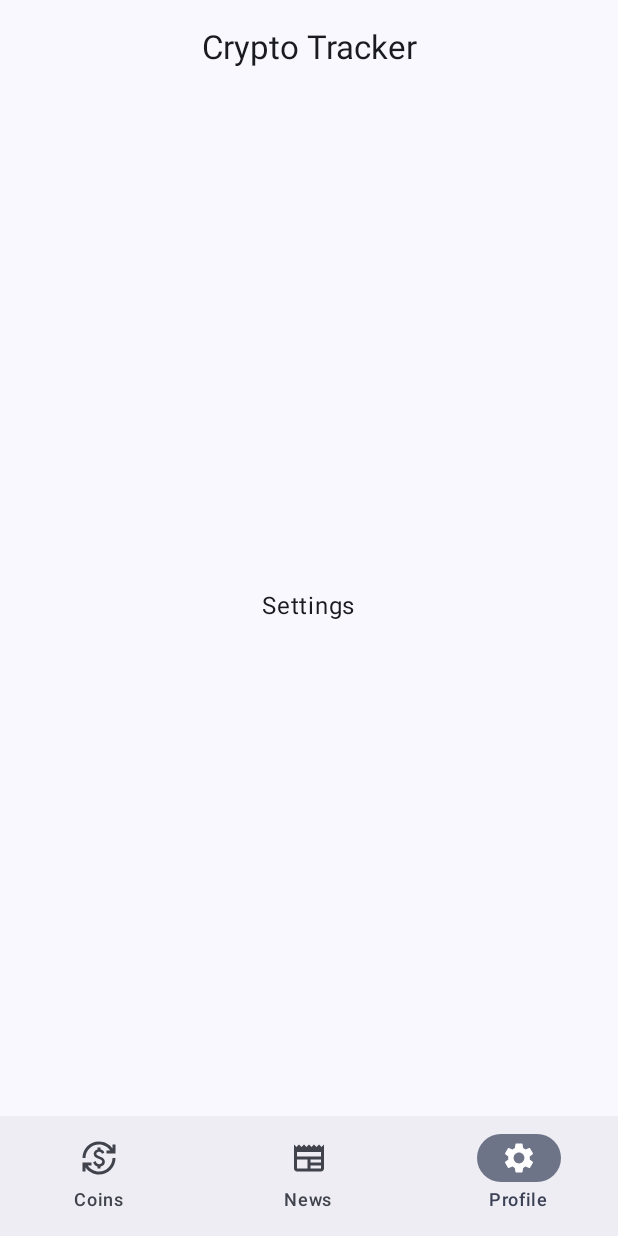
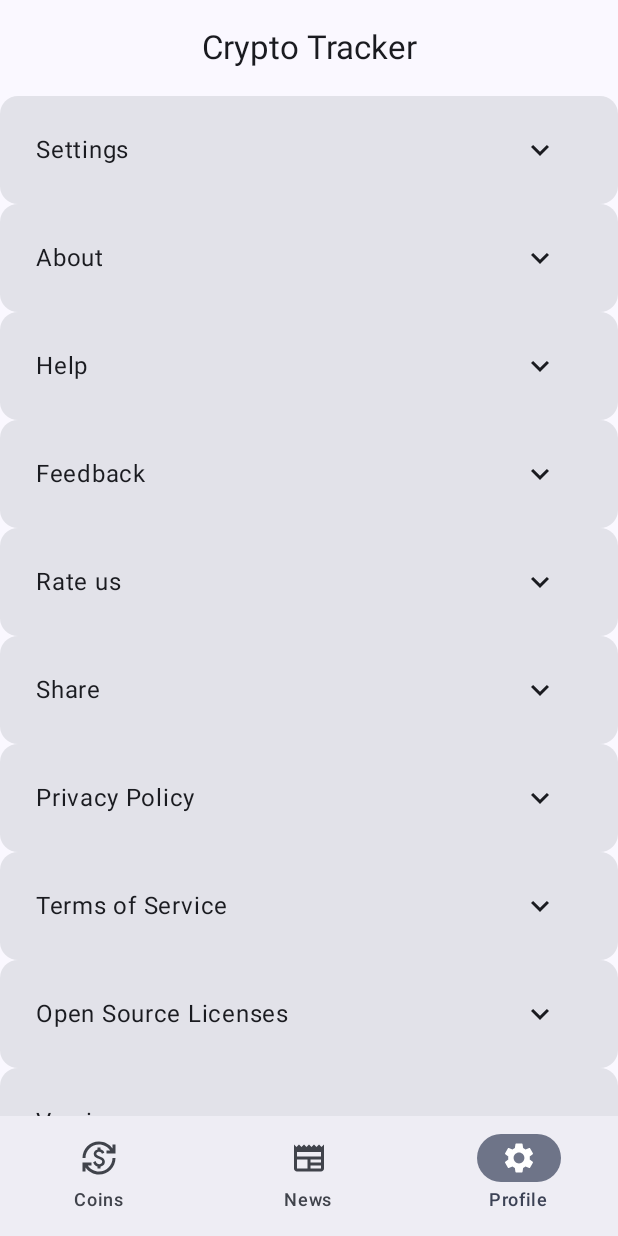
Before and after one commit to liyy0/CodeCompany_CryptoTracker, an Android app built with Jetpack Compose: the screen it shows after launch (MainActivity), item 3 of the bottom bar chosen, on a phone screen of 412 x 824 dp. Run offline under Robolectric (Android 15) with nearby library versions, the phone set to English and light mode, and no system bars; pictures from the network do not load; 2 statements that could not run were skipped.

Commit message:
Settings page updated, tried to update UI theme and coloring

```diff
--- a/app/src/main/java/com/example/codecompany_cryptotracker/presentation/MainActivity.kt
+++ b/app/src/main/java/com/example/codecompany_cryptotracker/presentation/MainActivity.kt
@@ -17,9 +17,11 @@ import androidx.compose.material.icons.outlined.Settings
 import androidx.compose.material3.CenterAlignedTopAppBar
 import androidx.compose.material3.ExperimentalMaterial3Api
 import androidx.compose.material3.Icon
+import androidx.compose.material3.MaterialTheme
 import androidx.compose.material3.NavigationBar
 import androidx.compose.material3.NavigationBarItem
 import androidx.compose.material3.Scaffold
+import androidx.compose.material3.Surface
 
 import androidx.compose.material3.Text
 import androidx.compose.material3.TopAppBarDefaults
@@ -61,6 +63,11 @@ class MainActivity : ComponentActivity() {
 
             CodeCompany_CryptoTrackerTheme {
                 BottomNavigation()
+                Surface ( color = MaterialTheme.colorScheme.background){
+
+                }
+
+
             }
 
 
--- a/app/src/main/java/com/example/codecompany_cryptotracker/presentation/SettingScreen.kt
+++ b/app/src/main/java/com/example/codecompany_cryptotracker/presentation/SettingScreen.kt
@@ -2,29 +2,169 @@ package com.example.codecompany_cryptotracker.presentation
 
 
 
+import android.util.Log
+import androidx.compose.animation.AnimatedVisibility
+import androidx.compose.animation.core.animateFloat
+import androidx.compose.animation.core.tween
+import androidx.compose.animation.core.updateTransition
+import androidx.compose.animation.expandVertically
+import androidx.compose.animation.shrinkVertically
+import androidx.compose.foundation.clickable
 import androidx.compose.foundation.layout.Arrangement
 import androidx.compose.foundation.layout.Box
 import androidx.compose.foundation.layout.Column
+import androidx.compose.foundation.layout.Row
+import androidx.compose.foundation.layout.Spacer
 import androidx.compose.foundation.layout.fillMaxSize
+import androidx.compose.foundation.layout.fillMaxWidth
+import androidx.compose.foundation.layout.height
+import androidx.compose.foundation.layout.padding
+import androidx.compose.foundation.layout.size
+import androidx.compose.foundation.layout.width
+import androidx.compose.foundation.lazy.LazyColumn
+import androidx.compose.foundation.lazy.items
+import androidx.compose.foundation.shape.RoundedCornerShape
+import androidx.compose.material.icons.Icons
+import androidx.compose.material.icons.filled.Favorite
+import androidx.compose.material.icons.filled.KeyboardArrowUp
+import androidx.compose.material3.Card
+import androidx.compose.material3.CardDefaults
+import androidx.compose.material3.Icon
+import androidx.compose.material3.ListItem
+import androidx.compose.material3.MaterialTheme
 import androidx.compose.material3.Text
 import androidx.compose.runtime.Composable
+import androidx.compose.runtime.getValue
+import androidx.compose.runtime.mutableStateOf
+import androidx.compose.runtime.remember
+import androidx.compose.runtime.setValue
 import androidx.compose.ui.Alignment
 import androidx.compose.ui.Modifier
+import androidx.compose.ui.draw.clip
+import androidx.compose.ui.draw.rotate
+import androidx.compose.ui.graphics.Color
+import androidx.compose.ui.layout.ContentScale
+import androidx.compose.ui.platform.LocalContext
+import androidx.compose.ui.text.style.TextAlign
 import androidx.compose.ui.tooling.preview.Preview
+import androidx.compose.ui.unit.dp
+import androidx.navigation.NavController
+import coil.compose.AsyncImage
+import com.example.codecompany_cryptotracker.domain.Asset
+import com.example.codecompany_cryptotracker.util.loadAssets
 
+
+data class Setting(val name: String, val contents: String, val id: Int)
 @Composable
 fun SettingScreen() {
-    Box(modifier = Modifier.fillMaxSize()){
-        Column(modifier = Modifier
-            .fillMaxSize()
-            .align(Alignment.Center),
-            horizontalAlignment = Alignment.CenterHorizontally,
-            verticalArrangement = Arrangement.Center
-        ) {
-            Text("Settings")
+//    Box(modifier = Modifier.fillMaxSize()){
+//        Column(modifier = Modifier
+//            .fillMaxSize()
+//            .align(Alignment.Center),
+//            horizontalAlignment = Alignment.CenterHorizontally,
+//            verticalArrangement = Arrangement.Center
+//        ) {
+//            Text("Settings")
+//        }
+//    }
+    val settingItems = remember {
+        listOf(
+            Setting("Settings", "This is the setting page,This is the setting page,This is the setting page,This is the setting page,This is the setting page," ,1),
+            Setting("About", "This is the setting page", 2),
+            Setting("Help", "This is the setting page", 3),
+            Setting("Feedback", "This is the setting page", 4),
+            Setting("Rate us", "This is the setting page", 5),
+            Setting("Share", "This is the setting page", 6),
+            Setting("Privacy Policy", "This is the setting page", 7),
+            Setting("Terms of Service", "This is the setting page", 8),
+            Setting("Open Source Licenses", "This is the setting page", 9),
+            Setting("Version", "This is the setting page", 10)
+        )
+    }
+    var expandedItem by remember { mutableStateOf(-1) }
+
+
+    LazyColumn {
+        items(settingItems) { setting ->
+                ExpandableCard(content = setting,
+                    expanded = expandedItem==setting.id,
+                    onClickExpanded = { id ->
+                        expandedItem = if (expandedItem == id) {
+                            -1
+                        } else {
+                            id
+                        }
+                    }
+                )
         }
     }
 }
+
+
+@Composable
+fun ExpandableCard(content: Setting, expanded: Boolean, onClickExpanded:(id:Int) -> Unit ) {
+    val transition = updateTransition(targetState = expanded, label = "trans")
+
+    val iconRotatingDegree by
+    transition.animateFloat(label = "iconChange") { state ->
+        if (state) {
+            0f
+        } else {
+            180f
+
+        }
+    }
+    Card() {
+        Column(
+            modifier = Modifier
+                .fillMaxWidth()
+                .padding(16.dp)
+        ) {
+            Row(
+                modifier = Modifier
+                    .fillMaxWidth()
+                    .padding(8.dp),
+                horizontalArrangement = Arrangement.SpaceBetween
+            ) {
+
+                Text(text = content.name, modifier = Modifier.weight(1f))
+                Icon(imageVector = Icons.Default.KeyboardArrowUp, contentDescription = null,
+                    modifier = Modifier
+                        .rotate(iconRotatingDegree)
+                        .clickable { onClickExpanded(content.id) }
+                )
+                Spacer(modifier = Modifier.size(16.dp))
+                }
+            ExpandedContent(isExpanded = expanded, desc = content.contents)
+            }
+        }
+
+    }
+
+@Composable
+fun ExpandedContent(isExpanded: Boolean, desc:String) {
+
+    val enterTransition = remember{
+        expandVertically(
+            expandFrom = Alignment.Top,
+            animationSpec = tween(500)
+        )
+    }
+    val exitTransition = remember{
+        shrinkVertically(
+            shrinkTowards = Alignment.Top
+        )
+    }
+    AnimatedVisibility(visible = isExpanded,
+        enter = enterTransition,
+        exit = exitTransition) {
+        Text(text = desc, textAlign = TextAlign.Justify)
+
+    }
+}
+
+
+
 
 @Preview(showBackground = true)
 @Composable
--- a/app/src/main/java/com/example/codecompany_cryptotracker/ui/theme/Theme.kt
+++ b/app/src/main/java/com/example/codecompany_cryptotracker/ui/theme/Theme.kt
@@ -10,6 +10,7 @@ import androidx.compose.material3.dynamicLightColorScheme
 import androidx.compose.material3.lightColorScheme
 import androidx.compose.runtime.Composable
 import androidx.compose.runtime.SideEffect
+import androidx.compose.ui.graphics.Color
 import androidx.compose.ui.graphics.toArgb
 import androidx.compose.ui.platform.LocalContext
 import androidx.compose.ui.platform.LocalView
@@ -18,13 +19,20 @@ import androidx.core.view.WindowCompat
 private val DarkColorScheme = darkColorScheme(
     primary = Purple80,
     secondary = PurpleGrey80,
-    tertiary = Pink80
+    tertiary = Pink80,
+    background = Color.Black,
+
+    surface = Color(0xFFFFFBFE)
+
 )
 
 private val LightColorScheme = lightColorScheme(
     primary = Purple40,
     secondary = PurpleGrey40,
-    tertiary = Pink40
+    tertiary = Pink40,
+    background = Color.Black,
+
+    surface = Color(0xFFFFFBFE)
 
     /* Other default colors to override
     background = Color(0xFFFFFBFE),
```
Also changed, not shown: app/src/main/java/com/example/codecompany_cryptotracker/common/Navigation.kt (+55 -0 lines), app/src/main/java/com/example/codecompany_cryptotracker/presentation/AssetScreen.kt (+11 -2 lines).
